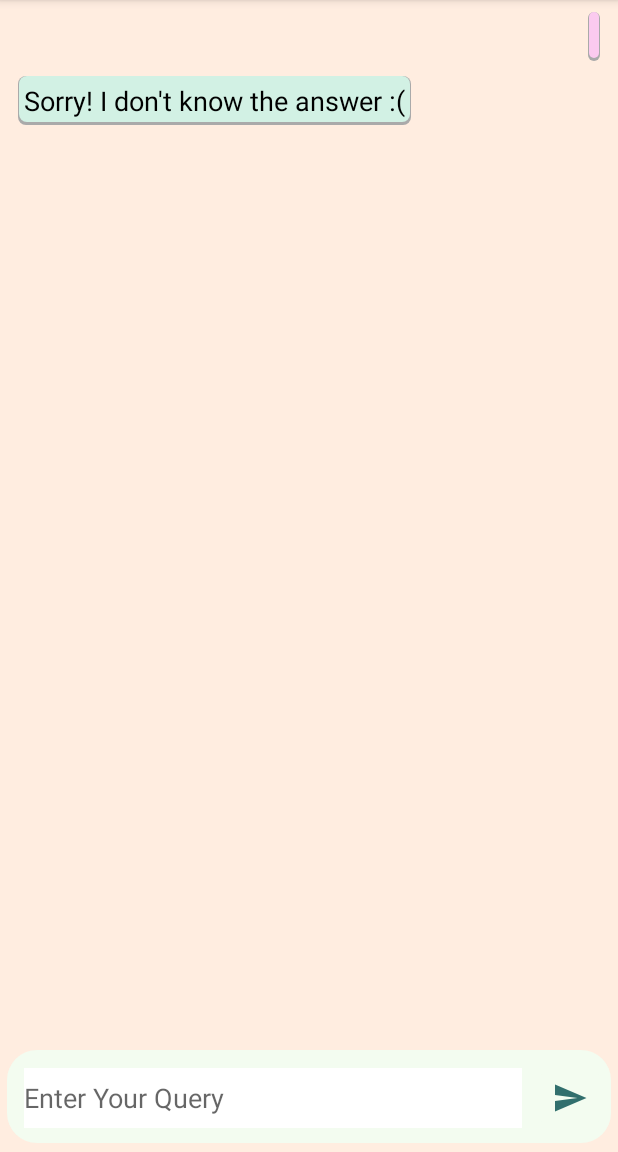
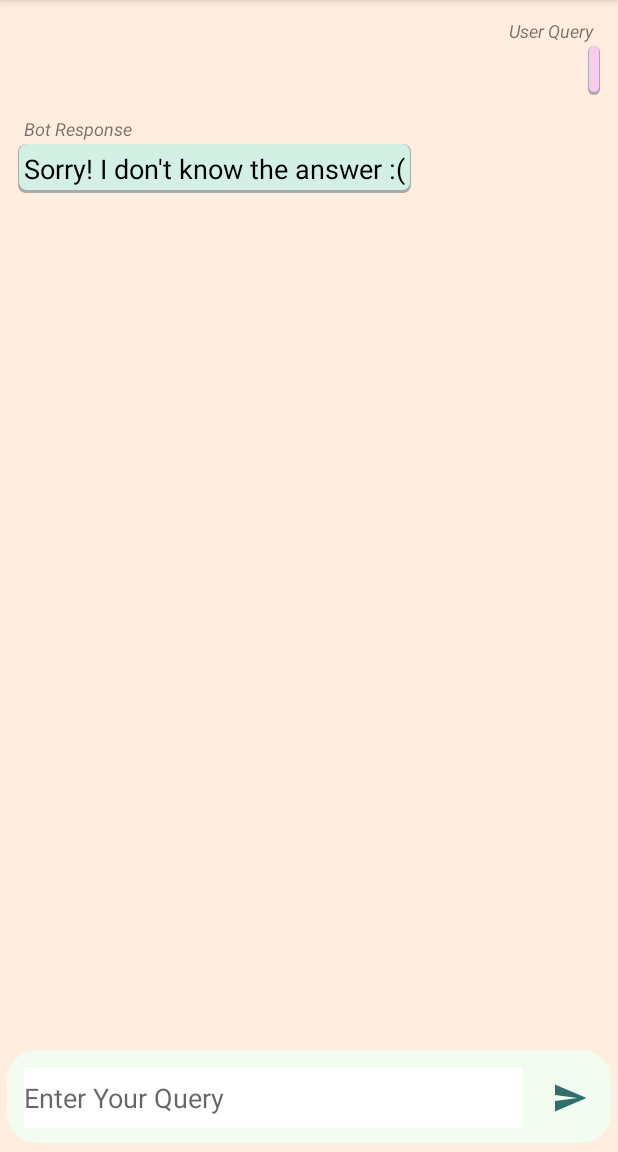
Before and after one commit to Rimjhim28/AgricultureChatbot, an Android app: the screen it shows after launch (MainActivity), after a tap on an icon or button, on a phone screen of 412 x 824 dp, the part 84-1236 px from its top. Run offline under Robolectric (Android 15) with nearby library versions, the phone set to English and light mode, and no system bars.

Commit message:
Added text view lasbels

```diff
--- a/BotApplication/app/src/main/res/layout/list_item.xml
+++ b/BotApplication/app/src/main/res/layout/list_item.xml
@@ -7,6 +7,18 @@
     android:layout_height="wrap_content"
     android:orientation="vertical"
     android:background="#FFEDE0">
+
+    <TextView
+        android:text="User Query"
+        android:layout_gravity="right"
+        android:layout_marginRight="4dp"
+        android:paddingTop="4dp"
+        android:paddingRight="4dp"
+        android:paddingBottom="2dp"
+        android:textSize="12sp"
+        android:textStyle="italic"
+        android:layout_width="wrap_content"
+        android:layout_height="wrap_content"/>
 
     <TextView
         android:id="@+id/textQuery"
@@ -24,8 +36,19 @@
         android:background="@drawable/shadow"
         android:textColor="#000000"/>
 
+    <TextView
+        android:text="Bot Response"
+        android:layout_marginLeft="4dp"
+        android:paddingTop="4dp"
+        android:paddingLeft="4dp"
+        android:paddingBottom="2dp"
+        android:textSize="12sp"
+        android:textStyle="italic"
+        android:layout_width="wrap_content"
+        android:layout_height="wrap_content"/>
 
-        <TextView
+
+    <TextView
             android:id="@+id/textResponse"
             android:text="Sample Response"
             android:padding="4dp"
```
Also changed, not shown: 6 other files.
